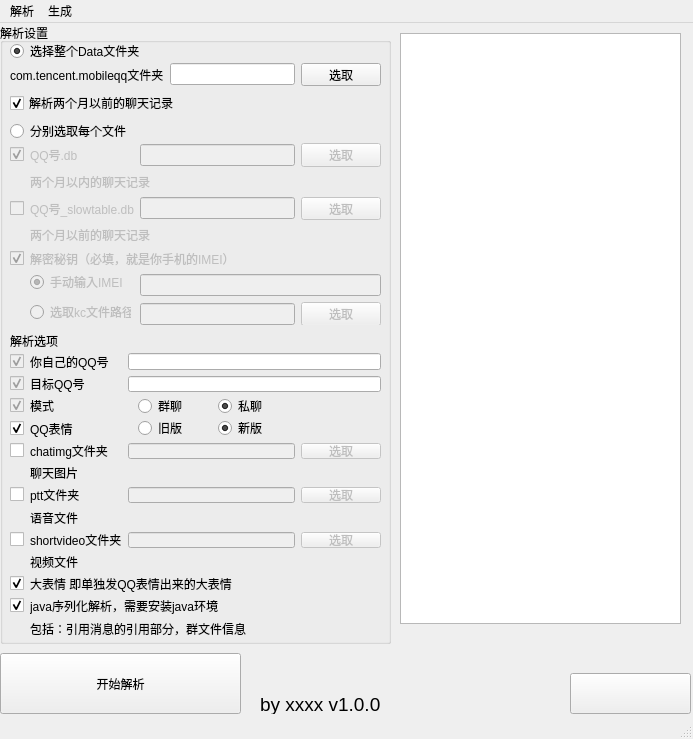
Before: the Qt Designer form src/GUI/mainInterface.ui in Hakuuyosei/QQHistoryExport, drawn with Qt 5.
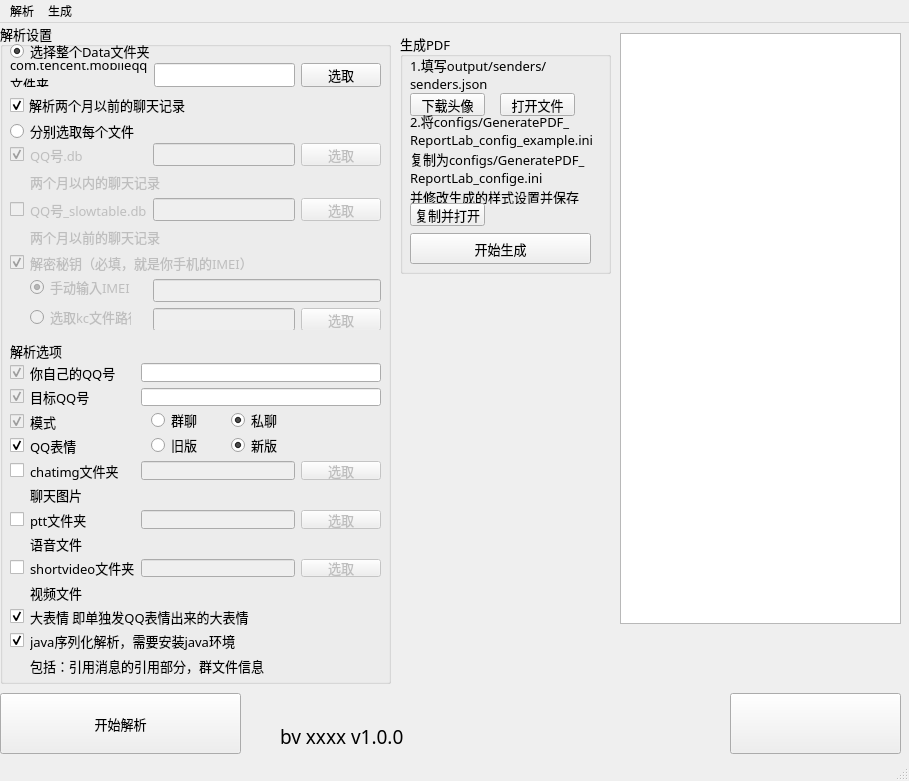
After: the same form once the commit is applied. Icons and pictures are not drawn.

Commit message: feat(GUI):增加了头像下载，生成按钮

Patch:
```diff
--- a/src/GUI/mainInterface.ui
+++ b/src/GUI/mainInterface.ui
@@ -6,8 +6,8 @@
    <rect>
     <x>0</x>
     <y>0</y>
-    <width>693</width>
-    <height>739</height>
+    <width>909</width>
+    <height>781</height>
    </rect>
   </property>
   <property name="windowTitle">
@@ -20,9 +20,15 @@
       <x>0</x>
       <y>0</y>
       <width>391</width>
-      <height>621</height>
+      <height>661</height>
      </rect>
     </property>
+    <property name="font">
+     <font>
+      <family>宋体</family>
+      <pointsize>10</pointsize>
+     </font>
+    </property>
     <property name="title">
      <string>解析设置</string>
     </property>
@@ -38,6 +44,12 @@
        <height>16</height>
       </rect>
      </property>
+     <property name="font">
+      <font>
+       <family>宋体</family>
+       <pointsize>10</pointsize>
+      </font>
+     </property>
      <property name="text">
       <string>选择整个Data文件夹</string>
      </property>
@@ -54,6 +66,12 @@
        <height>16</height>
       </rect>
      </property>
+     <property name="font">
+      <font>
+       <family>宋体</family>
+       <pointsize>10</pointsize>
+      </font>
+     </property>
      <property name="text">
       <string>分别选取每个文件</string>
      </property>
@@ -65,11 +83,17 @@
      <property name="geometry">
       <rect>
        <x>10</x>
-       <y>310</y>
+       <y>320</y>
        <width>161</width>
        <height>16</height>
       </rect>
      </property>
+     <property name="font">
+      <font>
+       <family>宋体</family>
+       <pointsize>10</pointsize>
+      </font>
+     </property>
      <property name="text">
       <string>解析选项</string>
      </property>
@@ -78,17 +102,24 @@
      <property name="geometry">
       <rect>
        <x>10</x>
-       <y>330</y>
+       <y>340</y>
        <width>371</width>
-       <height>283</height>
+       <height>311</height>
       </rect>
      </property>
+     <property name="font">
+      <font>
+       <family>宋体</family>
+       <pointsize>10</pointsize>
+      </font>
+     </property>
      <layout class="QGridLayout" name="gridLayout_3">
       <item row="4" column="1">
        <widget class="QLabel" name="label_18">
         <property name="font">
          <font>
-          <pointsize>9</pointsize>
+          <family>宋体</family>
+          <pointsize>10</pointsize>
          </font>
         </property>
         <property name="text">
@@ -101,6 +132,12 @@
         <property name="enabled">
          <bool>true</bool>
         </property>
+        <property name="font">
+         <font>
+          <family>宋体</family>
+          <pointsize>10</pointsize>
+         </font>
+        </property>
         <property name="text">
          <string/>
         </property>
@@ -113,13 +150,21 @@
        </widget>
       </item>
       <item row="1" column="2" colspan="2">
-       <widget class="QLineEdit" name="targetQQInputBox"/>
+       <widget class="QLineEdit" name="targetQQInputBox">
+        <property name="font">
+         <font>
+          <family>宋体</family>
+          <pointsize>10</pointsize>
+         </font>
+        </property>
+       </widget>
       </item>
       <item row="9" column="1">
        <widget class="QLabel" name="label_19">
         <property name="font">
          <font>
-          <pointsize>9</pointsize>
+          <family>宋体</family>
+          <pointsize>10</pointsize>
          </font>
         </property>
         <property name="text">
@@ -132,6 +177,12 @@
         <property name="enabled">
          <bool>true</bool>
         </property>
+        <property name="font">
+         <font>
+          <family>宋体</family>
+          <pointsize>10</pointsize>
+         </font>
+        </property>
         <property name="text">
          <string/>
         </property>
@@ -145,6 +196,12 @@
       </item>
       <item row="4" column="2" colspan="2">
        <widget class="QWidget" name="modeSelectContainer_2" native="true">
+        <property name="font">
+         <font>
+          <family>宋体</family>
+          <pointsize>10</pointsize>
+         </font>
+        </property>
         <widget class="QRadioButton" name="qqEmojiVerRadioButton1">
          <property name="geometry">
           <rect>
@@ -154,6 +211,12 @@
            <height>16</height>
           </rect>
          </property>
+         <property name="font">
+          <font>
+           <family>宋体</family>
+           <pointsize>10</pointsize>
+          </font>
+         </property>
          <property name="text">
           <string>旧版</string>
          </property>
@@ -167,6 +230,12 @@
            <height>16</height>
           </rect>
          </property>
+         <property name="font">
+          <font>
+           <family>宋体</family>
+           <pointsize>10</pointsize>
+          </font>
+         </property>
          <property name="text">
           <string>新版</string>
          </property>
@@ -181,6 +250,12 @@
         <property name="enabled">
          <bool>true</bool>
         </property>
+        <property name="font">
+         <font>
+          <family>宋体</family>
+          <pointsize>10</pointsize>
+         </font>
+        </property>
         <property name="text">
          <string/>
         </property>
@@ -199,7 +274,8 @@
         </property>
         <property name="font">
          <font>
-          <pointsize>9</pointsize>
+          <family>宋体</family>
+          <pointsize>10</pointsize>
          </font>
         </property>
         <property name="text">
@@ -209,6 +285,12 @@
       </item>
       <item row="6" column="1" colspan="3">
        <widget class="QLabel" name="label_10">
+        <property name="font">
+         <font>
+          <family>宋体</family>
+          <pointsize>10</pointsize>
+         </font>
+        </property>
         <property name="text">
          <string>聊天图片</string>
         </property>
@@ -218,7 +300,8 @@
        <widget class="QLabel" name="label_15">
         <property name="font">
          <font>
-          <pointsize>9</pointsize>
+          <family>宋体</family>
+          <pointsize>10</pointsize>
          </font>
         </property>
         <property name="text">
@@ -230,7 +313,8 @@
        <widget class="QLabel" name="label_12">
         <property name="font">
          <font>
-          <pointsize>9</pointsize>
+          <family>宋体</family>
+          <pointsize>10</pointsize>
          </font>
         </property>
         <property name="text">
@@ -242,7 +326,8 @@
        <widget class="QLabel" name="label_17">
         <property name="font">
          <font>
-          <pointsize>9</pointsize>
+          <family>宋体</family>
+          <pointsize>10</pointsize>
          </font>
         </property>
         <property name="text">
@@ -255,6 +340,12 @@
         <property name="enabled">
          <bool>true</bool>
         </property>
+        <property name="font">
+         <font>
+          <family>宋体</family>
+          <pointsize>10</pointsize>
+         </font>
+        </property>
         <property name="text">
          <string/>
         </property>
@@ -268,6 +359,12 @@
       </item>
       <item row="13" column="1" colspan="3">
        <widget class="QLabel" name="label_20">
+        <property name="font">
+         <font>
+          <family>宋体</family>
+          <pointsize>10</pointsize>
+         </font>
+        </property>
         <property name="text">
          <string>包括：引用消息的引用部分，群文件信息</string>
         </property>
@@ -277,7 +374,8 @@
        <widget class="QLabel" name="label_13">
         <property name="font">
          <font>
-          <pointsize>9</pointsize>
+          <family>宋体</family>
+          <pointsize>10</pointsize>
          </font>
         </property>
         <property name="text">
@@ -290,13 +388,20 @@
         <property name="enabled">
          <bool>false</bool>
         </property>
+        <property name="font">
+         <font>
+          <family>宋体</family>
+          <pointsize>10</pointsize>
+         </font>
+        </property>
        </widget>
       </item>
       <item row="1" column="1">
        <widget class="QLabel" name="label_16">
         <property name="font">
          <font>
-          <pointsize>9</pointsize>
+          <family>宋体</family>
+          <pointsize>10</pointsize>
          </font>
         </property>
         <property name="text">
@@ -305,13 +410,26 @@
        </widget>
       </item>
       <item row="0" column="2" colspan="2">
-       <widget class="QLineEdit" name="selfQQInputBox"/>
+       <widget class="QLineEdit" name="selfQQInputBox">
+        <property name="font">
+         <font>
+          <family>宋体</family>
+          <pointsize>10</pointsize>
+         </font>
+        </property>
+       </widget>
       </item>
       <item row="5" column="2">
        <widget class="QLineEdit" name="chatimgPathInputBox">
         <property name="enabled">
          <bool>false</bool>
         </property>
+        <property name="font">
+         <font>
+          <family>宋体</family>
+          <pointsize>10</pointsize>
+         </font>
+        </property>
        </widget>
       </item>
       <item row="9" column="0">
@@ -319,6 +437,12 @@
         <property name="enabled">
          <bool>true</bool>
         </property>
+        <property name="font">
+         <font>
+          <family>宋体</family>
+          <pointsize>10</pointsize>
+         </font>
+        </property>
         <property name="text">
          <string/>
         </property>
@@ -337,7 +461,8 @@
         </property>
         <property name="font">
          <font>
-          <pointsize>9</pointsize>
+          <family>宋体</family>
+          <pointsize>10</pointsize>
          </font>
         </property>
         <property name="text">
@@ -347,6 +472,12 @@
       </item>
       <item row="12" column="1" colspan="3">
        <widget class="QLabel" name="label_14">
+        <property name="font">
+         <font>
+          <family>宋体</family>
+          <pointsize>10</pointsize>
+         </font>
+        </property>
         <property name="text">
          <string>java序列化解析，需要安装java环境</string>
         </property>
@@ -357,10 +488,22 @@
         <property name="enabled">
          <bool>false</bool>
         </property>
+        <property name="font">
+         <font>
+          <family>宋体</family>
+          <pointsize>10</pointsize>
+         </font>
+        </property>
        </widget>
       </item>
       <item row="2" column="2" colspan="2">
        <widget class="QWidget" name="modeSelectContainer" native="true">
+        <property name="font">
+         <font>
+          <family>宋体</family>
+          <pointsize>10</pointsize>
+         </font>
+        </property>
         <widget class="QRadioButton" name="groupModeRadioButton">
          <property name="geometry">
           <rect>
@@ -370,6 +513,12 @@
            <height>16</height>
           </rect>
          </property>
+         <property name="font">
+          <font>
+           <family>宋体</family>
+           <pointsize>10</pointsize>
+          </font>
+         </property>
          <property name="text">
           <string>群聊</string>
          </property>
@@ -383,6 +532,12 @@
            <height>16</height>
           </rect>
          </property>
+         <property name="font">
+          <font>
+           <family>宋体</family>
+           <pointsize>10</pointsize>
+          </font>
+         </property>
          <property name="text">
           <string>私聊</string>
          </property>
@@ -397,6 +552,12 @@
         <property name="enabled">
          <bool>true</bool>
         </property>
+        <property name="font">
+         <font>
+          <family>宋体</family>
+          <pointsize>10</pointsize>
+         </font>
+        </property>
         <property name="text">
          <string/>
         </property>
@@ -413,6 +574,12 @@
         <property name="enabled">
          <bool>false</bool>
         </property>
+        <property name="font">
+         <font>
+          <family>宋体</family>
+          <pointsize>10</pointsize>
+         </font>
+        </property>
         <property name="text">
          <string/>
         </property>
@@ -429,6 +596,12 @@
         <property name="enabled">
          <bool>false</bool>
         </property>
+        <property name="font">
+         <font>
+          <family>宋体</family>
+          <pointsize>10</pointsize>
+         </font>
+        </property>
         <property name="text">
          <string/>
         </property>
@@ -442,6 +615,12 @@
       </item>
       <item row="8" column="1" colspan="3">
        <widget class="QLabel" name="label_9">
+        <property name="font">
+         <font>
+          <family>宋体</family>
+          <pointsize>10</pointsize>
+         </font>
+        </property>
         <property name="text">
          <string>语音文件</string>
         </property>
@@ -449,6 +628,12 @@
       </item>
       <item row="11" column="1" colspan="3">
        <widget class="QLabel" name="label_11">
+        <property name="font">
+         <font>
+          <family>宋体</family>
+          <pointsize>10</pointsize>
+         </font>
+        </property>
         <property name="text">
          <string>大表情 即单独发QQ表情出来的大表情</string>
         </property>
@@ -459,6 +644,12 @@
         <property name="enabled">
          <bool>false</bool>
         </property>
+        <property name="font">
+         <font>
+          <family>宋体</family>
+          <pointsize>10</pointsize>
+         </font>
+        </property>
         <property name="text">
          <string/>
         </property>
@@ -477,7 +668,8 @@
         </property>
         <property name="font">
          <font>
-          <pointsize>9</pointsize>
+          <family>宋体</family>
+          <pointsize>10</pointsize>
          </font>
         </property>
         <property name="text">
@@ -487,6 +679,12 @@
       </item>
       <item row="10" column="1" colspan="3">
        <widget class="QLabel" name="label_21">
+        <property name="font">
+         <font>
+          <family>宋体</family>
+          <pointsize>10</pointsize>
+         </font>
+        </property>
         <property name="text">
          <string>视频文件</string>
         </property>
@@ -502,19 +700,31 @@
       <rect>
        <x>10</x>
        <y>40</y>
-       <width>371</width>
+       <width>381</width>
        <height>61</height>
       </rect>
      </property>
+     <property name="font">
+      <font>
+       <family>宋体</family>
+       <pointsize>10</pointsize>
+      </font>
+     </property>
      <widget class="QWidget" name="gridLayoutWidget">
       <property name="geometry">
        <rect>
         <x>0</x>
         <y>0</y>
         <width>371</width>
-        <height>51</height>
+        <height>54</height>
        </rect>
       </property>
+      <property name="font">
+       <font>
+        <family>宋体</family>
+        <pointsize>10</pointsize>
+       </font>
+      </property>
       <layout class="QGridLayout" name="gridLayout">
        <item row="0" column="2">
         <widget class="QPushButton" name="dataDirPathSelectButton">
@@ -523,7 +733,8 @@
          </property>
          <property name="font">
           <font>
-           <pointsize>9</pointsize>
+           <family>宋体</family>
+           <pointsize>10</pointsize>
           </font>
          </property>
          <property name="text">
@@ -535,11 +746,13 @@
         <widget class="QLabel" name="label_1">
          <property name="font">
           <font>
-           <pointsize>9</pointsize>
+           <family>宋体</family>
+           <pointsize>10</pointsize>
           </font>
          </property>
          <property name="text">
-          <string>com.tencent.mobileqq文件夹</string>
+          <string>com.tencent.mobileqq
+文件夹</string>
          </property>
         </widget>
        </item>
@@ -548,10 +761,22 @@
          <property name="enabled">
           <bool>true</bool>
          </property>
+         <property name="font">
+          <font>
+           <family>宋体</family>
+           <pointsize>10</pointsize>
+          </font>
+         </property>
         </widget>
        </item>
        <item row="1" column="0" colspan="2">
         <widget class="QCheckBox" name="useSlowtableCheckBox2">
+         <property name="font">
+          <font>
+           <family>宋体</family>
+           <pointsize>10</pointsize>
+          </font>
+         </property>
          <property name="text">
           <string>解析两个月以前的聊天记录</string>
          </property>
@@ -578,21 +803,34 @@
        <height>191</height>
       </rect>
      </property>
+     <property name="font">
+      <font>
+       <family>宋体</family>
+       <pointsize>10</pointsize>
+      </font>
+     </property>
      <widget class="QWidget" name="gridLayoutWidget_2">
       <property name="geometry">
        <rect>
         <x>0</x>
         <y>0</y>
         <width>371</width>
-        <height>182</height>
+        <height>187</height>
        </rect>
       </property>
+      <property name="font">
+       <font>
+        <family>宋体</family>
+        <pointsize>10</pointsize>
+       </font>
+      </property>
       <layout class="QGridLayout" name="gridLayout_2">
        <item row="2" column="1">
         <widget class="QLabel" name="label_3">
          <property name="font">
           <font>
-           <pointsize>9</pointsize>
+           <family>宋体</family>
+           <pointsize>10</pointsize>
           </font>
          </property>
          <property name="text">
@@ -607,7 +845,8 @@
          </property>
          <property name="font">
           <font>
-           <pointsize>9</pointsize>
+           <family>宋体</family>
+           <pointsize>10</pointsize>
           </font>
          </property>
          <property name="text">
@@ -617,6 +856,12 @@
        </item>
        <item row="4" column="1" colspan="3">
         <widget class="QLabel" name="label_7">
+         <property name="font">
+          <font>
+           <family>宋体</family>
+           <pointsize>10</pointsize>
+          </font>
+         </property>
          <property name="text">
           <string>解密秘钥（必填，就是你手机的IMEI）</string>
          </property>
@@ -627,6 +872,12 @@
          <property name="enabled">
           <bool>false</bool>
          </property>
+         <property name="font">
+          <font>
+           <family>宋体</family>
+           <pointsize>10</pointsize>
+          </font>
+         </property>
          <property name="text">
           <string/>
          </property>
@@ -645,7 +896,8 @@
          </property>
          <property name="font">
           <font>
-           <pointsize>9</pointsize>
+           <family>宋体</family>
+           <pointsize>10</pointsize>
           </font>
          </property>
          <property name="text">
@@ -657,7 +909,8 @@
         <widget class="QPushButton" name="qqDbPathSelectButton">
          <property name="font">
           <font>
-           <pointsize>9</pointsize>
+           <family>宋体</family>
+           <pointsize>10</pointsize>
           </font>
          </property>
          <property name="text">
@@ -686,16 +939,30 @@
          <property name="enabled">
           <bool>false</bool>
          </property>
+         <property name="font">
+          <font>
+           <family>宋体</family>
+           <pointsize>10</pointsize>
+          </font>
+         </property>
         </widget>
        </item>
        <item row="0" column="2">
-        <widget class="QLineEdit" name="qqDbPathInputBox"/>
+        <widget class="QLineEdit" name="qqDbPathInputBox">
+         <property name="font">
+          <font>
+           <family>宋体</family>
+           <pointsize>10</pointsize>
+          </font>
+         </property>
+        </widget>
        </item>
        <item row="0" column="1">
         <widget class="QLabel" name="label_2">
          <property name="font">
           <font>
-           <pointsize>9</pointsize>
+           <family>宋体</family>
+           <pointsize>10</pointsize>
           </font>
          </property>
          <property name="text">
@@ -705,6 +972,12 @@
        </item>
        <item row="5" column="1" rowspan="2">
         <widget class="QWidget" name="kcModeSelectContainer" native="true">
+         <property name="font">
+          <font>
+           <family>宋体</family>
+           <pointsize>10</pointsize>
+          </font>
+         </property>
          <widget class="QRadioButton" name="kcInputModeRadioButton1">
           <property name="geometry">
            <rect>
@@ -714,6 +987,12 @@
             <height>16</height>
            </rect>
           </property>
+          <property name="font">
+           <font>
+            <family>宋体</family>
+            <pointsize>10</pointsize>
+           </font>
+          </property>
           <property name="mouseTracking">
            <bool>true</bool>
           </property>
@@ -733,6 +1012,12 @@
             <height>16</height>
            </rect>
           </property>
+          <property name="font">
+           <font>
+            <family>宋体</family>
+            <pointsize>10</pointsize>
+           </font>
+          </property>
           <property name="mouseTracking">
            <bool>true</bool>
           </property>
@@ -747,6 +1032,12 @@
          <property name="enabled">
           <bool>false</bool>
          </property>
+         <property name="font">
+          <font>
+           <family>宋体</family>
+           <pointsize>10</pointsize>
+          </font>
+         </property>
         </widget>
        </item>
        <item row="4" column="0">
@@ -754,6 +1045,12 @@
          <property name="enabled">
           <bool>false</bool>
          </property>
+         <property name="font">
+          <font>
+           <family>宋体</family>
+           <pointsize>10</pointsize>
+          </font>
+         </property>
          <property name="text">
           <string/>
          </property>
@@ -766,10 +1063,23 @@
         </widget>
        </item>
        <item row="5" column="2" colspan="2">
-        <widget class="QLineEdit" name="kcInputBox"/>
+        <widget class="QLineEdit" name="kcInputBox">
+         <property name="font">
+          <font>
+           <family>宋体</family>
+           <pointsize>10</pointsize>
+          </font>
+         </property>
+        </widget>
        </item>
        <item row="1" column="1" colspan="3">
         <widget class="QLabel" name="label_5">
+         <property name="font">
+          <font>
+           <family>宋体</family>
+           <pointsize>10</pointsize>
+          </font>
+         </property>
          <property name="text">
           <string>两个月以内的聊天记录</string>
          </property>
@@ -777,6 +1087,12 @@
        </item>
        <item row="3" column="1" colspan="3">
         <widget class="QLabel" name="label_4">
+         <property name="font">
+          <font>
+           <family>宋体</family>
+           <pointsize>10</pointsize>
+          </font>
+         </property>
          <property name="text">
           <string>两个月以前的聊天记录</string>
          </property>
@@ -789,22 +1105,34 @@
    <widget class="QTextBrowser" name="logBox">
     <property name="geometry">
      <rect>
-      <x>400</x>
+      <x>620</x>
       <y>10</y>
       <width>281</width>
       <height>591</height>
      </rect>
     </property>
+    <property name="font">
+     <font>
+      <family>宋体</family>
+      <pointsize>10</pointsize>
+     </font>
+    </property>
    </widget>
    <widget class="QPushButton" name="starButton">
     <property name="geometry">
      <rect>
-      <x>570</x>
-      <y>650</y>
-      <width>121</width>
-      <height>41</height>
+      <x>730</x>
+      <y>670</y>
+      <width>171</width>
+      <height>61</height>
      </rect>
     </property>
+    <property name="font">
+     <font>
+      <family>宋体</family>
+      <pointsize>10</pointsize>
+     </font>
+    </property>
     <property name="styleSheet">
      <string notr="true">QPushButton {
     border-image: url(:/Image/star.jpg)
@@ -817,12 +1145,18 @@
    <widget class="QLabel" name="label_6">
     <property name="geometry">
      <rect>
-      <x>260</x>
-      <y>670</y>
+      <x>280</x>
+      <y>700</y>
       <width>181</width>
       <height>21</height>
      </rect>
     </property>
+    <property name="font">
+     <font>
+      <family>宋体</family>
+      <pointsize>10</pointsize>
+     </font>
+    </property>
     <property name="text">
      <string>&lt;html&gt;&lt;head/&gt;&lt;body&gt;&lt;p&gt;&lt;span style=&quot; font-size:14pt;&quot;&gt;by xxxx  v1.0.0&lt;/span&gt;&lt;/p&gt;&lt;/body&gt;&lt;/html&gt;</string>
     </property>
@@ -831,22 +1165,160 @@
     <property name="geometry">
      <rect>
       <x>0</x>
-      <y>630</y>
+      <y>670</y>
       <width>241</width>
       <height>61</height>
      </rect>
     </property>
+    <property name="font">
+     <font>
+      <family>宋体</family>
+      <pointsize>10</pointsize>
+     </font>
+    </property>
     <property name="text">
      <string>开始解析</string>
     </property>
    </widget>
+   <widget class="QGroupBox" name="generatePDFConfainer">
+    <property name="geometry">
+     <rect>
+      <x>400</x>
+      <y>10</y>
+      <width>211</width>
+      <height>241</height>
+     </rect>
+    </property>
+    <property name="font">
+     <font>
+      <family>宋体</family>
+      <pointsize>10</pointsize>
+     </font>
+    </property>
+    <property name="title">
+     <string>生成PDF</string>
+    </property>
+    <widget class="QLabel" name="label">
+     <property name="geometry">
+      <rect>
+       <x>10</x>
+       <y>20</y>
+       <width>191</width>
+       <height>41</height>
+      </rect>
+     </property>
+     <property name="font">
+      <font>
+       <family>宋体</family>
+       <pointsize>10</pointsize>
+      </font>
+     </property>
+     <property name="text">
+      <string>1.填写output/senders/
+senders.json</string>
+     </property>
+    </widget>
+    <widget class="QPushButton" name="downLoadAvatarButton">
+     <property name="geometry">
+      <rect>
+       <x>10</x>
+       <y>60</y>
+       <width>75</width>
+       <height>23</height>
+      </rect>
+     </property>
+     <property name="font">
+      <font>
+       <family>宋体</family>
+       <pointsize>10</pointsize>
+      </font>
+     </property>
+     <property name="text">
+      <string>下载头像</string>
+     </property>
+    </widget>
+    <widget class="QLabel" name="label_22">
+     <property name="geometry">
+      <rect>
+       <x>10</x>
+       <y>80</y>
+       <width>201</width>
+       <height>91</height>
+      </rect>
+     </property>
+     <property name="text">
+      <string>2.将configs/GeneratePDF_
+ReportLab_config_example.ini
+复制为configs/GeneratePDF_
+ReportLab_confige.ini
+并修改生成的样式设置并保存</string>
+     </property>
+    </widget>
+    <widget class="QPushButton" name="copyPDFconfigButton">
+     <property name="geometry">
+      <rect>
+       <x>10</x>
+       <y>170</y>
+       <width>75</width>
+       <height>23</height>
+      </rect>
+     </property>
+     <property name="font">
+      <font>
+       <family>宋体</family>
+       <pointsize>10</pointsize>
+      </font>
+     </property>
+     <property name="text">
+      <string>复制并打开</string>
+     </property>
+    </widget>
+    <widget class="QPushButton" name="startGeneratePDF">
+     <property name="geometry">
+      <rect>
+       <x>10</x>
+       <y>200</y>
+       <width>181</width>
+       <height>31</height>
+      </rect>
+     </property>
+     <property name="font">
+      <font>
+       <family>宋体</family>
+       <pointsize>10</pointsize>
+      </font>
+     </property>
+     <property name="text">
+      <string>开始生成</string>
+     </property>
+    </widget>
+    <widget class="QPushButton" name="openSendersJsonButton">
+     <property name="geometry">
+      <rect>
+       <x>100</x>
+       <y>60</y>
+       <width>75</width>
+       <height>23</height>
+      </rect>
+     </property>
+     <property name="font">
+      <font>
+       <family>宋体</family>
+       <pointsize>10</pointsize>
+      </font>
+     </property>
+     <property name="text">
+      <string>打开文件</string>
+     </property>
+    </widget>
+   </widget>
   </widget>
   <widget class="QMenuBar" name="menubar">
    <property name="geometry">
     <rect>
      <x>0</x>
      <y>0</y>
-     <width>693</width>
+     <width>909</width>
      <height>23</height>
     </rect>
    </property>
```
Left out of the diff: 6 changed lines with no effect on the pictures. The commit also changes 4 other files.
